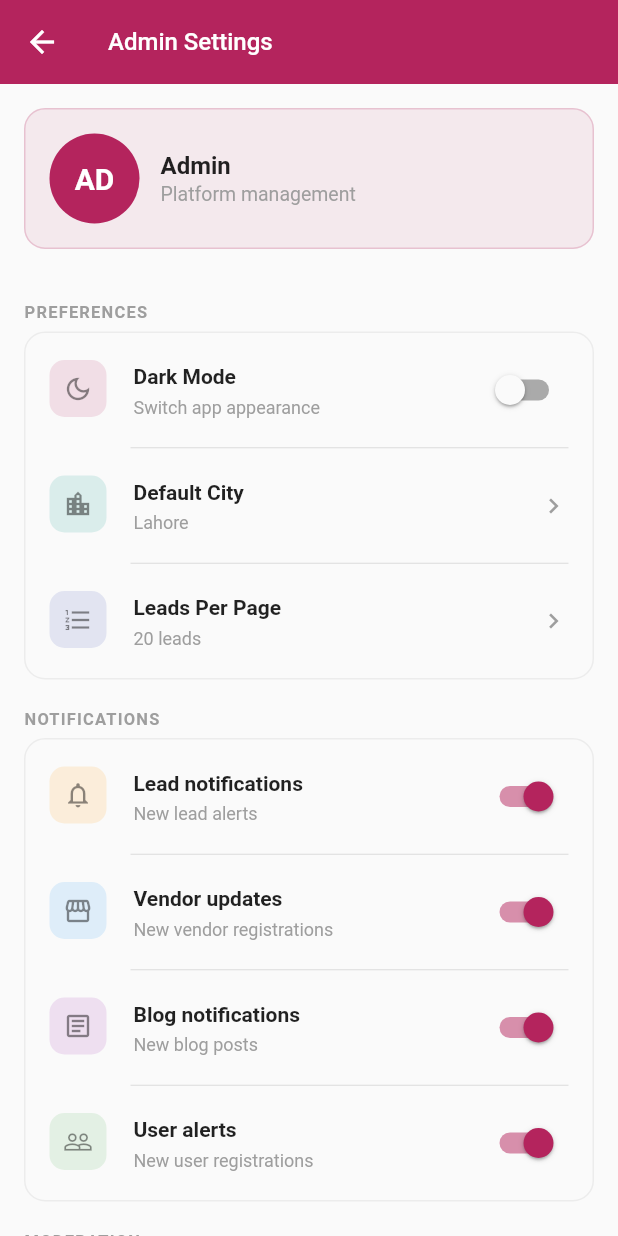
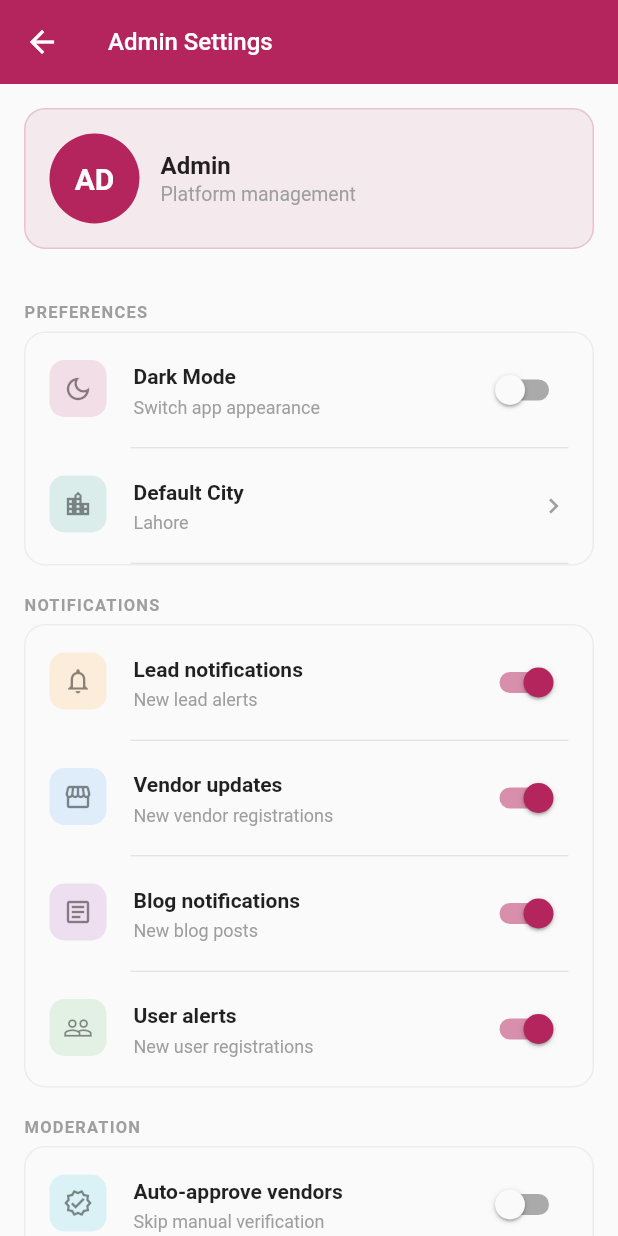
Before and after one commit to Ali-Stranger/events_affairs, a Flutter app: the AdminSettingsPage screen opened directly, on a phone screen of 412 x 824 dp. Run offline on Flutter 3.47's test engine with Material 3 defaults, Android fonts, the phone set to English and light mode, and no system bars; our stand-ins replace cloud_firestore, firebase_auth, firebase_core, flutter_local_notifications, image_picker, shared_preferences; accounts and stored records are empty.

Commit message:
Basic Functionality

```diff
--- a/lib/admin_screens/admin_settings.dart
+++ b/lib/admin_screens/admin_settings.dart
@@ -312,14 +312,14 @@ class _AdminSettingsPageState extends State<AdminSettingsPage> {
                 subtitle: _defaultCity,
                 onTap: _showCityPicker,
               ),
-              _SettingsTile(
-                icon: Icons.format_list_numbered,
-                iconBg: Colors.indigo.withValues(alpha: 0.13),
-                title: 'Leads Per Page',
-                subtitle: '$_leadsPerPage leads',
-                onTap: _showLeadsPerPagePicker,
-                showDivider: false,
-              ),
+              // _SettingsTile(
+              //   icon: Icons.format_list_numbered,
+              //   iconBg: Colors.indigo.withValues(alpha: 0.13),
+              //   title: 'Leads Per Page',
+              //   subtitle: '$_leadsPerPage leads',
+              //   onTap: _showLeadsPerPagePicker,
+              //   showDivider: false,
+              // ),
             ]),
             _sectionLabel('Notifications'),
             _settingsCard([
```
